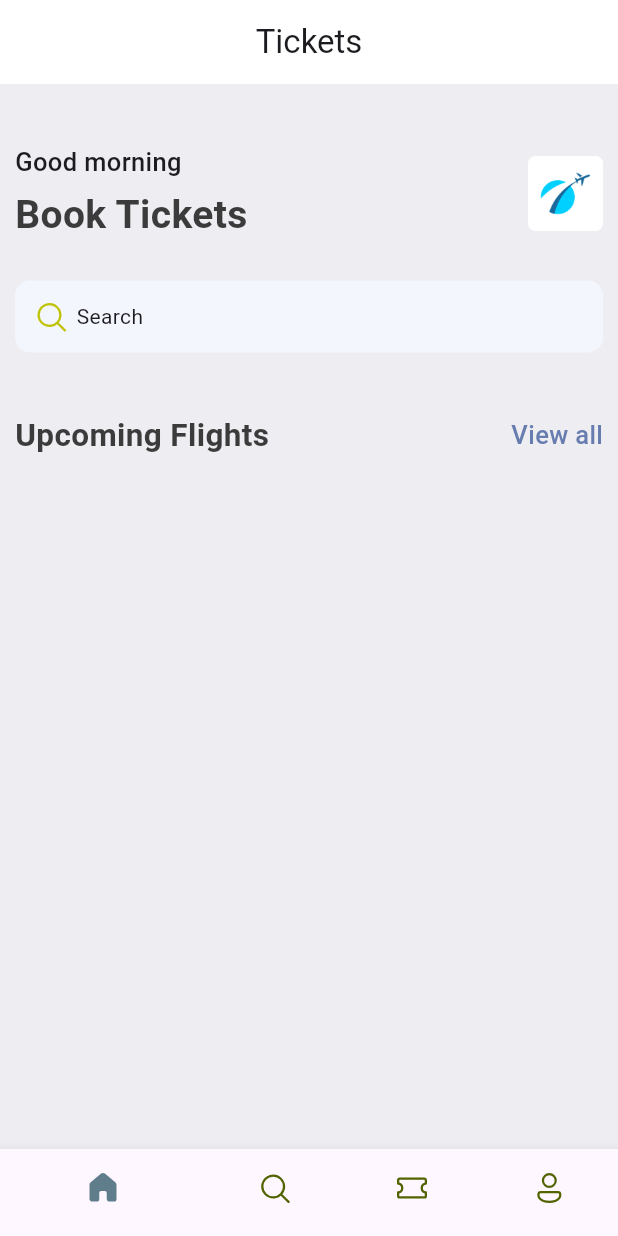
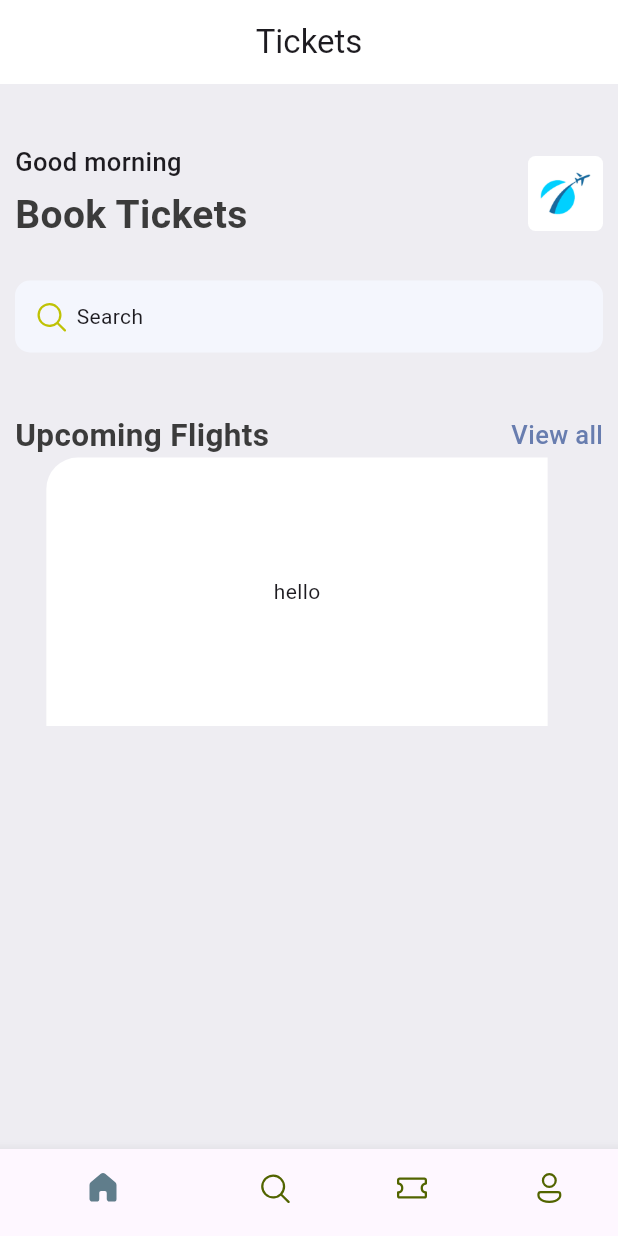
Before and after one commit to Lyon1011/ticket_app, a Flutter app: the screen it shows after launch, on a phone screen of 412 x 824 dp. Run offline on Flutter 3.47's test engine with Material 3 defaults, Android fonts, the phone set to English and light mode, and no system bars; our stand-ins replace fluentui_icons.

Commit message:
Feat: initialize ticket_view

```diff
--- /dev/null
+++ b/lib/base/widgets/ticket_view.dart
@@ -0,0 +1,22 @@
+import 'package:flutter/material.dart';
+
+class TicketView extends StatelessWidget {
+  const TicketView({super.key});
+
+  @override
+  Widget build(BuildContext context) {
+    final size = MediaQuery.of(context).size;
+    return SizedBox(
+        width: size.width * 0.85,
+        height: 179,
+        child: Container(
+          margin: const EdgeInsets.only(right: 16),
+          decoration: const BoxDecoration(
+              color: Colors.white,
+              borderRadius: BorderRadius.only(topLeft: Radius.circular(21))),
+          child: const Center(
+            child: Text("hello"),
+          ),
+        ));
+  }
+}
--- a/lib/main.dart
+++ b/lib/main.dart
@@ -8,7 +8,6 @@ void main() {
 
 class MyApp extends StatelessWidget {
   const MyApp({super.key});
-
   @override
   Widget build(BuildContext context) {
     return const MaterialApp(home: BottomNavBar());
--- a/lib/screens/home_screen.dart
+++ b/lib/screens/home_screen.dart
@@ -1,6 +1,7 @@
 import 'package:fluentui_icons/fluentui_icons.dart';
 import 'package:flutter/material.dart';
 import 'package:ticket_app/base/widgets/app_double_text.dart';
+import 'package:ticket_app/base/widgets/ticket_view.dart';
 
 import '../base/res/media.dart';
 import '../base/res/styles/app_styles.dart';
@@ -73,8 +74,14 @@ class HomeScreen extends StatelessWidget {
                       ],
                     ),
                   ),
-                  const SizedBox(height: 40,),
-                  const AppDoubleText(bigText: "Upcoming Flights", smallText: "View all",)
+                  const SizedBox(
+                    height: 40,
+                  ),
+                  const AppDoubleText(
+                    bigText: "Upcoming Flights",
+                    smallText: "View all",
+                  ),
+                  const TicketView()
                 ],
               )),
         ]));
```
